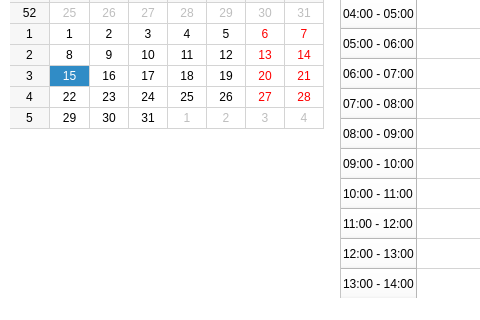
Before: the Qt Designer form CalendarToDoList/mainwindow.ui in DarthReca/calendar-to-do-list, drawn with Qt 5; both pictures show x 0 to 480 and y 189 to 509 of the 1156 by 509 pixel window.
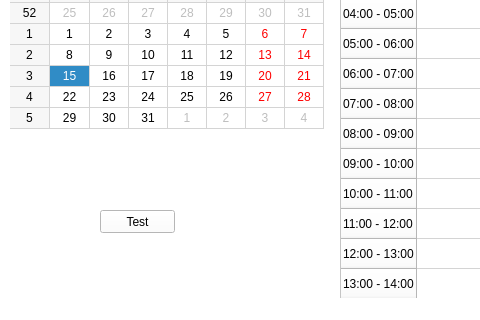
After: the same form once the commit is applied.

```diff
--- a/CalendarToDoList/mainwindow.ui
+++ b/CalendarToDoList/mainwindow.ui
@@ -286,6 +286,19 @@
      </item>
     </layout>
    </widget>
+   <widget class="QPushButton" name="testButton">
+    <property name="geometry">
+     <rect>
+      <x>100</x>
+      <y>380</y>
+      <width>75</width>
+      <height>23</height>
+     </rect>
+    </property>
+    <property name="text">
+     <string>Test</string>
+    </property>
+   </widget>
   </widget>
   <widget class="QMenuBar" name="menubar">
    <property name="geometry">
```
